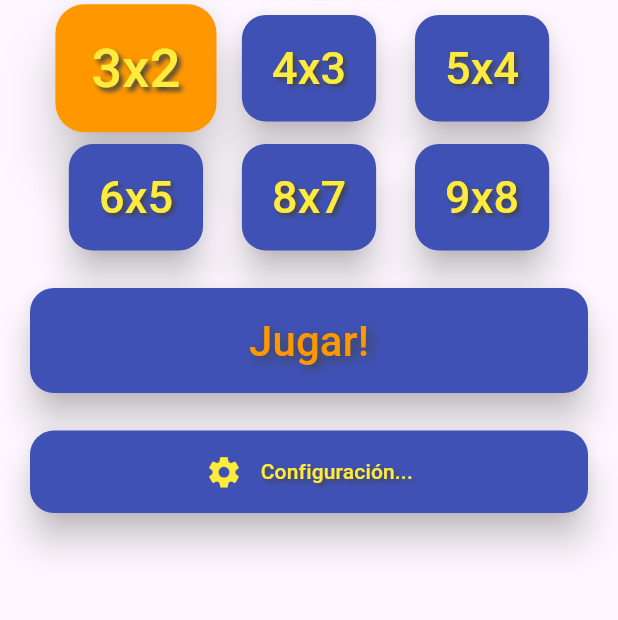
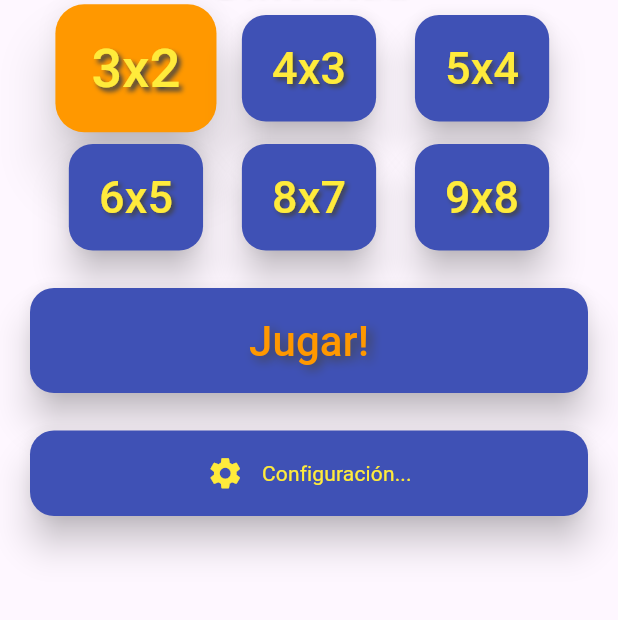
Before and after one commit to TangierDreams/flippy_pairs, a Flutter app: the PagHome screen opened directly, on a phone screen of 412 x 824 dp, the part 471-1091 px from its top. Run offline on Flutter 3.47's test engine with Material 3 defaults, Android fonts, the phone set to English and light mode, and no system bars; our stand-ins replace audioplayers, google_fonts, shared_preferences, supabase_flutter; accounts and stored records are empty; network calls fail; Roboto replaces fonts that are missing (Chewy).

Commit message:
17/10/2025

```diff
--- a/lib/PAGINAS/_HOME/pag_home.dart
+++ b/lib/PAGINAS/_HOME/pag_home.dart
@@ -1,6 +1,7 @@
 import 'package:flippy_pairs/PROCEDIMIENTOS/SERVICIOS/srv_sonidos.dart';
 import 'package:flippy_pairs/PROCEDIMIENTOS/SERVICIOS/srv_globales.dart';
 import 'package:flippy_pairs/PROCEDIMIENTOS/SERVICIOS/srv_traduccion.dart';
+import 'package:flippy_pairs/PROCEDIMIENTOS/WIDGETS/wid_boton_standard.dart';
 import 'package:flutter/material.dart';
 import 'package:flippy_pairs/PROCEDIMIENTOS/WIDGETS/wid_toolbar.dart';
 
@@ -243,7 +244,19 @@ class _PagHomeState extends State<PagHome> {
             //------------------------------------------------------------------
             // Botón para ir a la configuración
             //------------------------------------------------------------------
-            BotonConfiguracion(),
+            //BotonConfiguracion(),
+            //const SizedBox(height: 10),
+            WidBotonStandard(
+              pTexto: SrvTraduccion.get('configuracion'),
+              pTipoDeLetra: 'Chewy',
+              pTamanyoLetra: 14,
+              pColorLetra: Colores.tercero,
+              pIcono: Icons.settings,
+              pColorIcono: Colores.tercero,
+              pSombra: true,
+              pEsquinasRedondeadas: true,
+              pNavegarA: '/config',
+            ),
           ],
         ),
       ),
@@ -365,45 +378,45 @@ class BotonJugar extends StatelessWidget {
 //------------------------------------------------------------------------------
 // Botón Para ir a la configuración
 //------------------------------------------------------------------------------
-class BotonConfiguracion extends StatelessWidget {
-  const BotonConfiguracion({super.key});
+// class BotonConfiguracion extends StatelessWidget {
+//   const BotonConfiguracion({super.key});
 
-  @override
-  Widget build(BuildContext context) {
-    return ElevatedButton(
-      onPressed: () async {
-        SrvSonidos.play();
+//   @override
+//   Widget build(BuildContext context) {
+//     return ElevatedButton(
+//       onPressed: () async {
+//         SrvSonidos.play();
 
-        // Esperamos un poco para que se perciba el sonido
-        await Future.delayed(const Duration(milliseconds: 300));
+//         // Esperamos un poco para que se perciba el sonido
+//         await Future.delayed(const Duration(milliseconds: 300));
 
-        if (context.mounted) {
-          Navigator.of(context).pushNamed('/config');
-        }
-      },
-      style: ElevatedButton.styleFrom(
-        padding: const EdgeInsets.symmetric(vertical: 15, horizontal: 15),
-        backgroundColor: Colores.primero,
-        foregroundColor: Colores.onPrimero,
-        shape: RoundedRectangleBorder(borderRadius: BorderRadius.circular(16)),
-        elevation: 10,
-      ),
+//         if (context.mounted) {
+//           Navigator.of(context).pushNamed('/config');
+//         }
+//       },
+//       style: ElevatedButton.styleFrom(
+//         padding: const EdgeInsets.symmetric(vertical: 15, horizontal: 15),
+//         backgroundColor: Colores.primero,
+//         foregroundColor: Colores.onPrimero,
+//         shape: RoundedRectangleBorder(borderRadius: BorderRadius.circular(16)),
+//         elevation: 10,
+//       ),
 
-      child: Row(
-        mainAxisSize: MainAxisSize.min,
-        children: [
-          const Icon(
-            Icons.settings,
-            color: Colores.tercero, // Match the text color
-            size: 25, // Adjust size as needed
-          ),
+//       child: Row(
+//         mainAxisSize: MainAxisSize.min,
+//         children: [
+//           const Icon(
+//             Icons.settings,
+//             color: Colores.tercero, // Match the text color
+//             size: 25, // Adjust size as needed
+//           ),
 
-          // 2. Add a small space between the icon and the text
-          const SizedBox(width: 12),
+//           // 2. Add a small space between the icon and the text
+//           const SizedBox(width: 12),
 
-          Text(SrvTraduccion.get('configuracion'), style: Textos.textStyleYellow14, textAlign: TextAlign.center),
-        ],
-      ),
-    );
-  }
-}
+//           Text(SrvTraduccion.get('configuracion'), style: Textos.textStyleYellow14, textAlign: TextAlign.center),
+//         ],
+//       ),
+//     );
+//   }
+// }
--- /dev/null
+++ b/lib/PROCEDIMIENTOS/WIDGETS/wid_boton_standard.dart
@@ -0,0 +1,112 @@
+import 'package:flippy_pairs/PROCEDIMIENTOS/SERVICIOS/srv_globales.dart';
+import 'package:flippy_pairs/PROCEDIMIENTOS/SERVICIOS/srv_sonidos.dart';
+import 'package:flutter/material.dart';
+import 'package:google_fonts/google_fonts.dart';
+
+class WidBotonStandard extends StatelessWidget {
+  //boton:
+  final Color pColorDeFondo;
+  final bool pEsquinasRedondeadas;
+  final bool pSombra;
+  final bool pEmitirSonido;
+  final String? pNavegarA;
+  final VoidCallback? pFuncionCallBack;
+
+  //texto:
+  final String pTexto;
+  final String pTipoDeLetra;
+  final double pTamanyoLetra;
+  final bool pLetraBold;
+  final Color pColorLetra;
+
+  //icono:
+  final IconData? pIcono;
+  final Color pColorIcono;
+  final double pTamanyoIcono;
+
+  const WidBotonStandard({
+    super.key,
+    //boton:
+    this.pColorDeFondo = Colores.primero,
+    this.pEsquinasRedondeadas = false,
+    this.pSombra = false,
+    this.pEmitirSonido = true,
+    this.pNavegarA,
+    this.pFuncionCallBack,
+
+    //texto:
+    required this.pTexto,
+    this.pTipoDeLetra = 'Roboto',
+    this.pTamanyoLetra = 14,
+    this.pLetraBold = false,
+    this.pColorLetra = Colores.onPrimero,
+
+    //icono:
+    this.pIcono,
+    this.pColorIcono = Colores.onPrimero,
+    this.pTamanyoIcono = 25,
+  });
+
+  @override
+  Widget build(BuildContext context) {
+    return ElevatedButton(
+      onPressed: () async {
+        if (pEmitirSonido) {
+          SrvSonidos.play();
+          await Future.delayed(const Duration(milliseconds: 300));
+        }
+        if (pFuncionCallBack != null) {
+          pFuncionCallBack!();
+        } else if (pNavegarA != null) {
+          if (context.mounted) {
+            Navigator.of(context).pushNamed(pNavegarA!);
+          }
+        }
+      },
+      style: ElevatedButton.styleFrom(
+        padding: const EdgeInsets.symmetric(vertical: 16, horizontal: 16),
+        backgroundColor: pColorDeFondo,
+        foregroundColor: pColorLetra,
+        shape: pEsquinasRedondeadas
+            ? RoundedRectangleBorder(borderRadius: BorderRadius.circular(16))
+            : RoundedRectangleBorder(borderRadius: BorderRadius.circular(0)),
+        elevation: pSombra ? 10 : null,
+      ),
+
+      child: pIcono != null
+          ? Row(
+              mainAxisSize: MainAxisSize.min,
+              children: [
+                Icon(pIcono, color: pColorIcono, size: pTamanyoIcono),
+
+                const SizedBox(width: 12),
+
+                Text(
+                  pTexto,
+                  style: GoogleFonts.getFont(
+                    pTipoDeLetra,
+                    textStyle: TextStyle(
+                      color: pColorLetra,
+                      fontSize: pTamanyoLetra,
+                      fontWeight: pLetraBold ? FontWeight.bold : FontWeight.normal,
+                    ),
+                  ),
+                  textAlign: TextAlign.center,
+                ),
+              ],
+            )
+          : Text(
+              pTexto,
+              style: GoogleFonts.getFont(
+                pTipoDeLetra,
+                textStyle: TextStyle(
+                  color: pColorLetra,
+                  fontSize: pTamanyoLetra,
+                  fontWeight: pLetraBold ? FontWeight.bold : FontWeight.normal,
+                ),
+              ),
+              textAlign: TextAlign.center,
+            ),
+    );
+  }
+}
```
